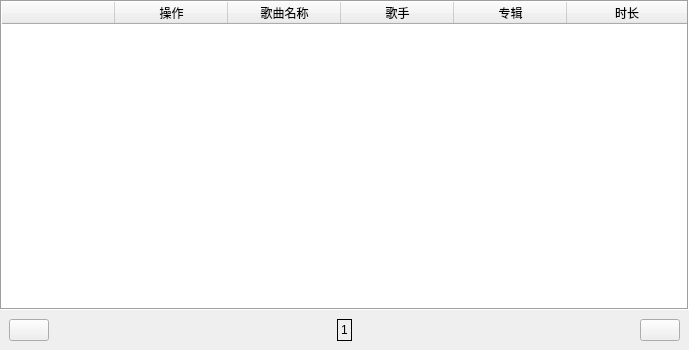
First picture: the form in Human-Interaction/Music_Play/localmusicwidget.ui, repository 100yang/Study, before the edit.
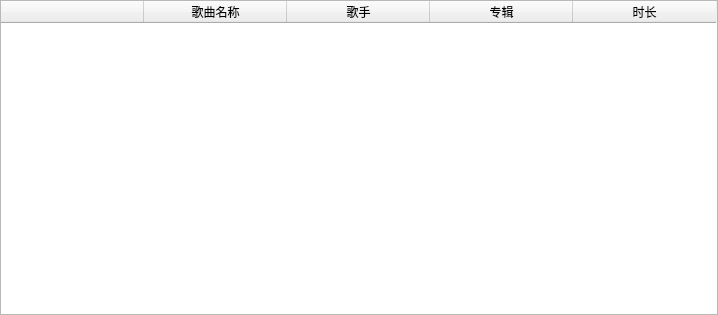
Second picture: the form after the edit. Icons and pictures are not drawn.

The edit to the form file:
```diff
--- a/Human-Interaction/Music_Play/localmusicwidget.ui
+++ b/Human-Interaction/Music_Play/localmusicwidget.ui
@@ -6,10 +6,22 @@
    <rect>
     <x>0</x>
     <y>0</y>
-    <width>689</width>
-    <height>350</height>
+    <width>718</width>
+    <height>315</height>
    </rect>
   </property>
+  <property name="minimumSize">
+   <size>
+    <width>718</width>
+    <height>315</height>
+   </size>
+  </property>
+  <property name="maximumSize">
+   <size>
+    <width>718</width>
+    <height>315</height>
+   </size>
+  </property>
   <property name="windowTitle">
    <string>Form</string>
   </property>
@@ -31,23 +43,11 @@
    </property>
    <item>
     <widget class="QTableWidget" name="tableWidget">
-     <property name="autoFillBackground">
-      <bool>true</bool>
-     </property>
-     <property name="frameShape">
-      <enum>QFrame::Box</enum>
-     </property>
      <property name="showGrid">
       <bool>false</bool>
      </property>
      <attribute name="horizontalHeaderDefaultSectionSize">
-      <number>113</number>
-     </attribute>
-     <attribute name="horizontalHeaderShowSortIndicator" stdset="0">
-      <bool>true</bool>
-     </attribute>
-     <attribute name="horizontalHeaderStretchLastSection">
-      <bool>true</bool>
+      <number>143</number>
      </attribute>
      <attribute name="verticalHeaderVisible">
       <bool>false</bool>
@@ -56,14 +56,6 @@
       <property name="text">
        <string/>
       </property>
-      <property name="textAlignment">
-       <set>AlignJustify|AlignVCenter</set>
-      </property>
-     </column>
-     <column>
-      <property name="text">
-       <string>操作</string>
-      </property>
      </column>
      <column>
       <property name="text">
@@ -87,76 +79,6 @@
      </column>
     </widget>
    </item>
-   <item>
-    <widget class="QWidget" name="widget" native="true">
-     <layout class="QHBoxLayout" name="horizontalLayout">
-      <item>
-       <widget class="QPushButton" name="prepageBtn">
-        <property name="text">
-         <string/>
-        </property>
-        <property name="icon">
-         <iconset resource="res.qrc">
-          <normaloff>:/Images/prepage.png</normaloff>:/Images/prepage.png</iconset>
-        </property>
-       </widget>
-      </item>
-      <item>
-       <spacer name="horizontalSpacer">
-        <property name="orientation">
-         <enum>Qt::Horizontal</enum>
-        </property>
-        <property name="sizeHint" stdset="0">
-         <size>
-          <width>161</width>
-          <height>20</height>
-         </size>
-        </property>
-       </spacer>
-      </item>
-      <item>
-       <widget class="QLabel" name="pagelabel">
-        <property name="maximumSize">
-         <size>
-          <width>35</width>
-          <height>35</height>
-         </size>
-        </property>
-        <property name="frameShape">
-         <enum>QFrame::Panel</enum>
-        </property>
-        <property name="text">
-         <string>1</string>
-        </property>
-       </widget>
-      </item>
-      <item>
-       <spacer name="horizontalSpacer_2">
-        <property name="orientation">
-         <enum>Qt::Horizontal</enum>
-        </property>
-        <property name="sizeHint" stdset="0">
-         <size>
-          <width>161</width>
-          <height>20</height>
-         </size>
-        </property>
-       </spacer>
-      </item>
-      <item>
-       <widget class="QPushButton" name="nextpageBtn">
-        <property name="text">
-         <string/>
-        </property>
-        <property name="icon">
-         <iconset resource="res.qrc">
-          <normaloff>:/Images/nextpage.png</normaloff>:/Images/nextpage.png</iconset>
-        </property>
-       </widget>
-      </item>
-     </layout>
-    </widget>
-   </item>
   </layout>
  </widget>
  <resources>
```
Left out of the diff: 8 changed lines with no effect on the pictures.
